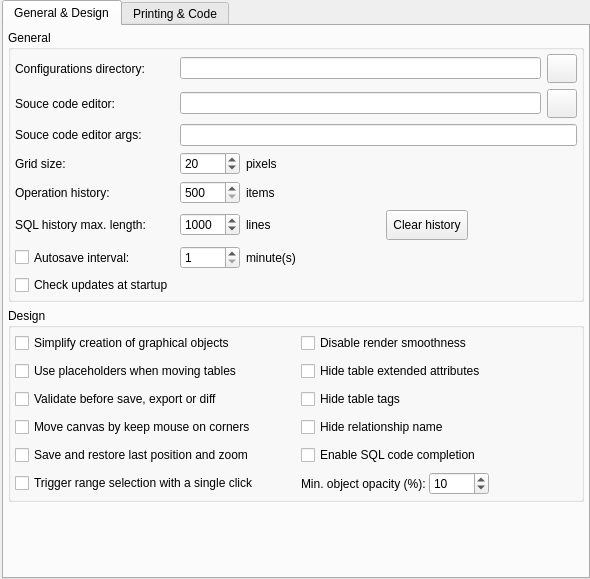
pgmodeler/pgmodeler, file libpgmodeler_ui/ui/generalconfigwidget.ui: the form before one commit.
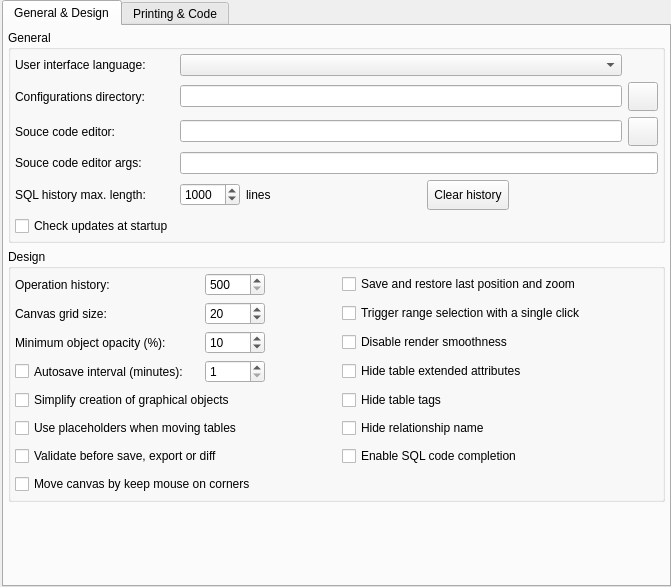
The form after the commit. Icons and pictures are not drawn.

Commit message: Starting to add support to override the default language settings via GeneralConfigWidget

```diff
--- a/libpgmodeler_ui/ui/generalconfigwidget.ui
+++ b/libpgmodeler_ui/ui/generalconfigwidget.ui
@@ -6,8 +6,8 @@
    <rect>
     <x>0</x>
     <y>0</y>
-    <width>590</width>
-    <height>579</height>
+    <width>671</width>
+    <height>587</height>
    </rect>
   </property>
   <property name="minimumSize">
@@ -81,52 +81,7 @@
           <property name="horizontalSpacing">
            <number>10</number>
           </property>
-          <item row="0" column="1">
-           <layout class="QHBoxLayout" name="horizontalLayout_9">
-            <item>
-             <widget class="QCheckBox" name="disable_smooth_chk">
-              <property name="sizePolicy">
-               <sizepolicy hsizetype="Expanding" vsizetype="Fixed">
-                <horstretch>0</horstretch>
-                <verstretch>0</verstretch>
-               </sizepolicy>
-              </property>
-              <property name="toolTip">
-               <string/>
-              </property>
-              <property name="statusTip">
-               <string>Disable antialiasing for lines and texts improving performance when handling huge models.</string>
-              </property>
-              <property name="text">
-               <string>Disable render smoothness</string>
-              </property>
-             </widget>
-            </item>
-            <item>
-             <widget class="QWidget" name="disable_smooth_hint" native="true">
-              <property name="sizePolicy">
-               <sizepolicy hsizetype="Fixed" vsizetype="Fixed">
-                <horstretch>0</horstretch>
-                <verstretch>0</verstretch>
-               </sizepolicy>
-              </property>
-              <property name="minimumSize">
-               <size>
-                <width>22</width>
-                <height>22</height>
-               </size>
-              </property>
-              <property name="maximumSize">
-               <size>
-                <width>22</width>
-                <height>22</height>
-               </size>
-              </property>
-             </widget>
-            </item>
-           </layout>
-          </item>
-          <item row="2" column="0">
+          <item row="6" column="0">
            <layout class="QHBoxLayout" name="horizontalLayout_14">
             <item>
              <widget class="QCheckBox" name="confirm_validation_chk">
@@ -168,7 +123,7 @@
             </item>
            </layout>
           </item>
-          <item row="3" column="0">
+          <item row="7" column="0">
            <layout class="QHBoxLayout" name="horizontalLayout_12">
             <item>
              <widget class="QCheckBox" name="corner_move_chk">
@@ -216,32 +171,79 @@
             </item>
            </layout>
           </item>
-          <item row="5" column="0">
-           <layout class="QHBoxLayout" name="horizontalLayout_11">
+          <item row="1" column="0">
+           <layout class="QHBoxLayout" name="horizontalLayout_4">
             <item>
-             <widget class="QCheckBox" name="invert_rangesel_chk">
+             <widget class="QLabel" name="grid_size_lbl">
               <property name="sizePolicy">
-               <sizepolicy hsizetype="Expanding" vsizetype="Fixed">
+               <sizepolicy hsizetype="Fixed" vsizetype="Preferred">
                 <horstretch>0</horstretch>
                 <verstretch>0</verstretch>
                </sizepolicy>
               </property>
-              <property name="toolTip">
+              <property name="minimumSize">
+               <size>
+                <width>190</width>
+                <height>0</height>
+               </size>
+              </property>
+              <property name="statusTip">
                <string/>
               </property>
               <property name="statusTip">
                <string>By default the range selection is triggered with Shift + left click. By checking this option range selection will be activated only with a single click and move.</string>
               </property>
               <property name="text">
-               <string>Trigger range selection with a single click</string>
+               <string>Canvas grid size:</string>
               </property>
-              <property name="checked">
-               <bool>false</bool>
+             </widget>
+            </item>
+            <item>
+             <widget class="QSpinBox" name="grid_size_spb">
+              <property name="sizePolicy">
+               <sizepolicy hsizetype="Minimum" vsizetype="Fixed">
+                <horstretch>0</horstretch>
+                <verstretch>0</verstretch>
+               </sizepolicy>
               </property>
+              <property name="minimumSize">
+               <size>
+                <width>60</width>
+                <height>0</height>
+               </size>
+              </property>
+              <property name="statusTip">
+               <string>Defines the vertical and horizontal grid size. This value affects the spacing of objects when using object grid alignment feature.</string>
+              </property>
+              <property name="minimum">
+               <number>10</number>
+              </property>
+              <property name="maximum">
+               <number>100</number>
+              </property>
+              <property name="singleStep">
+               <number>1</number>
+              </property>
+              <property name="value">
+               <number>20</number>
+              </property>
              </widget>
             </item>
             <item>
-             <widget class="QWidget" name="invert_rangesel_hint" native="true">
+             <spacer name="horizontalSpacer_7">
+              <property name="orientation">
+               <enum>Qt::Horizontal</enum>
+              </property>
+              <property name="sizeHint" stdset="0">
+               <size>
+                <width>40</width>
+                <height>20</height>
+               </size>
+              </property>
+             </spacer>
+            </item>
+            <item>
+             <widget class="QWidget" name="grid_size_hint" native="true">
               <property name="sizePolicy">
                <sizepolicy hsizetype="Fixed" vsizetype="Fixed">
                 <horstretch>0</horstretch>
@@ -264,7 +266,7 @@
             </item>
            </layout>
           </item>
-          <item row="0" column="0">
+          <item row="4" column="0">
            <layout class="QHBoxLayout" name="horizontalLayout_10">
             <item>
              <widget class="QCheckBox" name="simple_obj_creation_chk">
@@ -312,52 +314,7 @@
             </item>
            </layout>
           </item>
-          <item row="4" column="0">
-           <layout class="QHBoxLayout" name="horizontalLayout_13">
-            <item>
-             <widget class="QCheckBox" name="save_last_pos_chk">
-              <property name="sizePolicy">
-               <sizepolicy hsizetype="Expanding" vsizetype="Fixed">
-                <horstretch>0</horstretch>
-                <verstretch>0</verstretch>
-               </sizepolicy>
-              </property>
-              <property name="toolTip">
-               <string/>
-              </property>
-              <property name="statusTip">
-               <string>After loading the model the last zoom and position on canvas will be restored</string>
-              </property>
-              <property name="text">
-               <string>Save and restore last position and zoom</string>
-              </property>
-             </widget>
-            </item>
-            <item>
-             <widget class="QWidget" name="save_last_pos_hint" native="true">
-              <property name="sizePolicy">
-               <sizepolicy hsizetype="Fixed" vsizetype="Fixed">
-                <horstretch>0</horstretch>
-                <verstretch>0</verstretch>
-               </sizepolicy>
-              </property>
-              <property name="minimumSize">
-               <size>
-                <width>22</width>
-                <height>22</height>
-               </size>
-              </property>
-              <property name="maximumSize">
-               <size>
-                <width>22</width>
-                <height>22</height>
-               </size>
-              </property>
-             </widget>
-            </item>
-           </layout>
-          </item>
-          <item row="1" column="0">
+          <item row="5" column="0">
            <layout class="QHBoxLayout" name="horizontalLayout_15">
             <item>
              <widget class="QCheckBox" name="use_placeholders_chk">
@@ -402,7 +359,403 @@
             </item>
            </layout>
           </item>
+          <item row="3" column="0">
+           <layout class="QHBoxLayout" name="horizontalLayout_2">
+            <item>
+             <widget class="QCheckBox" name="autosave_interv_chk">
+              <property name="sizePolicy">
+               <sizepolicy hsizetype="Fixed" vsizetype="Preferred">
+                <horstretch>0</horstretch>
+                <verstretch>0</verstretch>
+               </sizepolicy>
+              </property>
+              <property name="minimumSize">
+               <size>
+                <width>190</width>
+                <height>0</height>
+               </size>
+              </property>
+              <property name="toolTip">
+               <string/>
+              </property>
+              <property name="statusTip">
+               <string>Defines the period when the opened models will be saved automatically.</string>
+              </property>
+              <property name="text">
+               <string>Autosave interval (minutes):</string>
+              </property>
+             </widget>
+            </item>
+            <item>
+             <widget class="QSpinBox" name="autosave_interv_spb">
+              <property name="sizePolicy">
+               <sizepolicy hsizetype="Preferred" vsizetype="Fixed">
+                <horstretch>0</horstretch>
+                <verstretch>0</verstretch>
+               </sizepolicy>
+              </property>
+              <property name="minimumSize">
+               <size>
+                <width>60</width>
+                <height>0</height>
+               </size>
+              </property>
+              <property name="minimum">
+               <number>1</number>
+              </property>
+              <property name="maximum">
+               <number>30</number>
+              </property>
+             </widget>
+            </item>
+            <item>
+             <spacer name="horizontalSpacer_8">
+              <property name="orientation">
+               <enum>Qt::Horizontal</enum>
+              </property>
+              <property name="sizeHint" stdset="0">
+               <size>
+                <width>40</width>
+                <height>20</height>
+               </size>
+              </property>
+             </spacer>
+            </item>
+            <item>
+             <widget class="QWidget" name="autosave_hint" native="true">
+              <property name="sizePolicy">
+               <sizepolicy hsizetype="Fixed" vsizetype="Fixed">
+                <horstretch>0</horstretch>
+                <verstretch>0</verstretch>
+               </sizepolicy>
+              </property>
+              <property name="minimumSize">
+               <size>
+                <width>22</width>
+                <height>22</height>
+               </size>
+              </property>
+              <property name="maximumSize">
+               <size>
+                <width>22</width>
+                <height>22</height>
+               </size>
+              </property>
+             </widget>
+            </item>
+           </layout>
+          </item>
+          <item row="2" column="0">
+           <layout class="QHBoxLayout" name="horizontalLayout_17">
+            <item>
+             <widget class="QLabel" name="min_obj_opacity_lbl">
+              <property name="sizePolicy">
+               <sizepolicy hsizetype="Preferred" vsizetype="Preferred">
+                <horstretch>0</horstretch>
+                <verstretch>0</verstretch>
+               </sizepolicy>
+              </property>
+              <property name="minimumSize">
+               <size>
+                <width>190</width>
+                <height>0</height>
+               </size>
+              </property>
+              <property name="text">
+               <string>Minimum object opacity (%): </string>
+              </property>
+             </widget>
+            </item>
+            <item>
+             <widget class="QSpinBox" name="min_obj_opacity_spb">
+              <property name="sizePolicy">
+               <sizepolicy hsizetype="Minimum" vsizetype="Fixed">
+                <horstretch>0</horstretch>
+                <verstretch>0</verstretch>
+               </sizepolicy>
+              </property>
+              <property name="minimumSize">
+               <size>
+                <width>60</width>
+                <height>0</height>
+               </size>
+              </property>
+              <property name="statusTip">
+               <string>Defines the minimum opacity percentage applied to the objects when using the fade out feature. A zero opacity causes the object to be completely hidden not being possible to interact with it in the canvas area.</string>
+              </property>
+              <property name="minimum">
+               <number>0</number>
+              </property>
+              <property name="maximum">
+               <number>70</number>
+              </property>
+              <property name="singleStep">
+               <number>5</number>
+              </property>
+              <property name="value">
+               <number>10</number>
+              </property>
+             </widget>
+            </item>
+            <item>
+             <spacer name="horizontalSpacer_3">
+              <property name="orientation">
+               <enum>Qt::Horizontal</enum>
+              </property>
+              <property name="sizeHint" stdset="0">
+               <size>
+                <width>40</width>
+                <height>20</height>
+               </size>
+              </property>
+             </spacer>
+            </item>
+            <item>
+             <widget class="QWidget" name="min_obj_opacity_hint" native="true">
+              <property name="sizePolicy">
+               <sizepolicy hsizetype="Fixed" vsizetype="Fixed">
+                <horstretch>0</horstretch>
+                <verstretch>0</verstretch>
+               </sizepolicy>
+              </property>
+              <property name="minimumSize">
+               <size>
+                <width>22</width>
+                <height>22</height>
+               </size>
+              </property>
+              <property name="maximumSize">
+               <size>
+                <width>22</width>
+                <height>22</height>
+               </size>
+              </property>
+             </widget>
+            </item>
+           </layout>
+          </item>
+          <item row="0" column="0">
+           <layout class="QHBoxLayout" name="horizontalLayout_3">
+            <item>
+             <widget class="QLabel" name="oplist_size_lbl">
+              <property name="sizePolicy">
+               <sizepolicy hsizetype="Fixed" vsizetype="Preferred">
+                <horstretch>0</horstretch>
+                <verstretch>0</verstretch>
+               </sizepolicy>
+              </property>
+              <property name="minimumSize">
+               <size>
+                <width>190</width>
+                <height>0</height>
+               </size>
+              </property>
+              <property name="text">
+               <string>Operation history:</string>
+              </property>
+             </widget>
+            </item>
+            <item>
+             <widget class="QSpinBox" name="oplist_size_spb">
+              <property name="sizePolicy">
+               <sizepolicy hsizetype="Minimum" vsizetype="Fixed">
+                <horstretch>0</horstretch>
+                <verstretch>0</verstretch>
+               </sizepolicy>
+              </property>
+              <property name="minimumSize">
+               <size>
+                <width>60</width>
+                <height>0</height>
+               </size>
+              </property>
+              <property name="statusTip">
+               <string>Defines the maximum amount of elements held in the operation history. Once reached the maximum number the history is automatically cleaned.</string>
+              </property>
+              <property name="minimum">
+               <number>500</number>
+              </property>
+              <property name="maximum">
+               <number>1000</number>
+              </property>
+             </widget>
+            </item>
+            <item>
+             <spacer name="horizontalSpacer_6">
+              <property name="orientation">
+               <enum>Qt::Horizontal</enum>
+              </property>
+              <property name="sizeHint" stdset="0">
+               <size>
+                <width>40</width>
+                <height>20</height>
+               </size>
+              </property>
+             </spacer>
+            </item>
+            <item>
+             <widget class="QWidget" name="op_history_hint" native="true">
+              <property name="sizePolicy">
+               <sizepolicy hsizetype="Fixed" vsizetype="Fixed">
+                <horstretch>0</horstretch>
+                <verstretch>0</verstretch>
+               </sizepolicy>
+              </property>
+              <property name="minimumSize">
+               <size>
+                <width>22</width>
+                <height>22</height>
+               </size>
+              </property>
+              <property name="maximumSize">
+               <size>
+                <width>22</width>
+                <height>22</height>
+               </size>
+              </property>
+             </widget>
+            </item>
+           </layout>
+          </item>
+          <item row="0" column="1">
+           <layout class="QHBoxLayout" name="horizontalLayout_13">
+            <item>
+             <widget class="QCheckBox" name="save_last_pos_chk">
+              <property name="sizePolicy">
+               <sizepolicy hsizetype="Expanding" vsizetype="Fixed">
+                <horstretch>0</horstretch>
+                <verstretch>0</verstretch>
+               </sizepolicy>
+              </property>
+              <property name="toolTip">
+               <string/>
+              </property>
+              <property name="statusTip">
+               <string>After loading the model the last zoom and position on canvas will be restored</string>
+              </property>
+              <property name="text">
+               <string>Save and restore last position and zoom</string>
+              </property>
+             </widget>
+            </item>
+            <item>
+             <widget class="QWidget" name="save_last_pos_hint" native="true">
+              <property name="sizePolicy">
+               <sizepolicy hsizetype="Fixed" vsizetype="Fixed">
+                <horstretch>0</horstretch>
+                <verstretch>0</verstretch>
+               </sizepolicy>
+              </property>
+              <property name="minimumSize">
+               <size>
+                <width>22</width>
+                <height>22</height>
+               </size>
+              </property>
+              <property name="maximumSize">
+               <size>
+                <width>22</width>
+                <height>22</height>
+               </size>
+              </property>
+             </widget>
+            </item>
+           </layout>
+          </item>
           <item row="1" column="1">
+           <layout class="QHBoxLayout" name="horizontalLayout_11">
+            <item>
+             <widget class="QCheckBox" name="invert_rangesel_chk">
+              <property name="sizePolicy">
+               <sizepolicy hsizetype="Expanding" vsizetype="Fixed">
+                <horstretch>0</horstretch>
+                <verstretch>0</verstretch>
+               </sizepolicy>
+              </property>
+              <property name="toolTip">
+               <string/>
+              </property>
+              <property name="statusTip">
+               <string>By default the range selection is triggered with Shift + left click. By checking this option range selection will be activated only with a single click and move.</string>
+              </property>
+              <property name="text">
+               <string>Trigger range selection with a single click</string>
+              </property>
+              <property name="checked">
+               <bool>false</bool>
+              </property>
+             </widget>
+            </item>
+            <item>
+             <widget class="QWidget" name="invert_rangesel_hint" native="true">
+              <property name="sizePolicy">
+               <sizepolicy hsizetype="Fixed" vsizetype="Fixed">
+                <horstretch>0</horstretch>
+                <verstretch>0</verstretch>
+               </sizepolicy>
+              </property>
+              <property name="minimumSize">
+               <size>
+                <width>22</width>
+                <height>22</height>
+               </size>
+              </property>
+              <property name="maximumSize">
+               <size>
+                <width>22</width>
+                <height>22</height>
+               </size>
+              </property>
+             </widget>
+            </item>
+           </layout>
+          </item>
+          <item row="2" column="1">
+           <layout class="QHBoxLayout" name="horizontalLayout_9">
+            <item>
+             <widget class="QCheckBox" name="disable_smooth_chk">
+              <property name="sizePolicy">
+               <sizepolicy hsizetype="Expanding" vsizetype="Fixed">
+                <horstretch>0</horstretch>
+                <verstretch>0</verstretch>
+               </sizepolicy>
+              </property>
+              <property name="toolTip">
+               <string/>
+              </property>
+              <property name="statusTip">
+               <string>Disable antialiasing for lines and texts improving performance when handling huge models.</string>
+              </property>
+              <property name="text">
+               <string>Disable render smoothness</string>
+              </property>
+             </widget>
+            </item>
+            <item>
+             <widget class="QWidget" name="disable_smooth_hint" native="true">
+              <property name="sizePolicy">
+               <sizepolicy hsizetype="Fixed" vsizetype="Fixed">
+                <horstretch>0</horstretch>
+                <verstretch>0</verstretch>
+               </sizepolicy>
+              </property>
+              <property name="minimumSize">
+               <size>
+                <width>22</width>
+                <height>22</height>
+               </size>
+              </property>
+              <property name="maximumSize">
+               <size>
+                <width>22</width>
+                <height>22</height>
+               </size>
+              </property>
+             </widget>
+            </item>
+           </layout>
+          </item>
+          <item row="3" column="1">
            <layout class="QHBoxLayout" name="horizontalLayout_6">
             <item>
              <widget class="QCheckBox" name="hide_ext_attribs_chk">
@@ -447,7 +800,7 @@
             </item>
            </layout>
           </item>
-          <item row="2" column="1">
+          <item row="4" column="1">
            <layout class="QHBoxLayout" name="horizontalLayout_7">
             <item>
              <widget class="QCheckBox" name="hide_table_tags_chk">
@@ -492,7 +845,7 @@
             </item>
            </layout>
           </item>
-          <item row="3" column="1">
+          <item row="5" column="1">
            <layout class="QHBoxLayout" name="horizontalLayout_8">
             <item>
              <widget class="QCheckBox" name="hide_rel_name_chk">
@@ -537,7 +890,7 @@
             </item>
            </layout>
           </item>
-          <item row="4" column="1">
+          <item row="6" column="1">
            <layout class="QHBoxLayout" name="horizontalLayout_16">
             <item>
              <widget class="QCheckBox" name="code_completion_chk">
@@ -582,89 +935,6 @@
             </item>
            </layout>
           </item>
-          <item row="5" column="1">
-           <layout class="QHBoxLayout" name="horizontalLayout_17">
-            <item>
-             <widget class="QLabel" name="min_obj_opacity_lbl">
-              <property name="sizePolicy">
-               <sizepolicy hsizetype="Preferred" vsizetype="Preferred">
-                <horstretch>0</horstretch>
-                <verstretch>0</verstretch>
-               </sizepolicy>
-              </property>
-              <property name="text">
-               <string>Min. object opacity (%): </string>
-              </property>
-             </widget>
-            </item>
-            <item>
-             <widget class="QSpinBox" name="min_obj_opacity_spb">
-              <property name="sizePolicy">
-               <sizepolicy hsizetype="Minimum" vsizetype="Fixed">
-                <horstretch>0</horstretch>
-                <verstretch>0</verstretch>
-               </sizepolicy>
-              </property>
-              <property name="minimumSize">
-               <size>
-                <width>60</width>
-                <height>0</height>
-               </size>
-              </property>
-              <property name="statusTip">
-               <string>Defines the minimum opacity percentage applied to the objects when using the fade out feature. A zero opacity causes the object to be completely hidden not being possible to interact with it in the canvas area.</string>
-              </property>
-              <property name="minimum">
-               <number>0</number>
-              </property>
-              <property name="maximum">
-               <number>70</number>
-              </property>
-              <property name="singleStep">
-               <number>5</number>
-              </property>
-              <property name="value">
-               <number>10</number>
-              </property>
-             </widget>
-            </item>
-            <item>
-             <spacer name="horizontalSpacer_3">
-              <property name="orientation">
-               <enum>Qt::Horizontal</enum>
-              </property>
-              <property name="sizeHint" stdset="0">
-               <size>
-                <width>40</width>
-                <height>20</height>
-               </size>
-              </property>
-             </spacer>
-            </item>
-            <item>
-             <widget class="QWidget" name="min_obj_opacity_hint" native="true">
-              <property name="sizePolicy">
-               <sizepolicy hsizetype="Fixed" vsizetype="Fixed">
-                <horstretch>0</horstretch>
-                <verstretch>0</verstretch>
-               </sizepolicy>
-              </property>
-              <property name="minimumSize">
-               <size>
-                <width>22</width>
-                <height>22</height>
-               </size>
-              </property>
-              <property name="maximumSize">
-               <size>
-                <width>22</width>
-                <height>22</height>
-               </size>
-              </property>
-             </widget>
-            </item>
-           </layout>
-          </item>
          </layout>
         </widget>
        </item>
@@ -699,26 +969,17 @@
           <property name="bottomMargin">
            <number>4</number>
           </property>
-          <item row="5" column="0">
-           <widget class="QLabel" name="oplist_size_lbl">
-            <property name="sizePolicy">
-             <sizepolicy hsizetype="Fixed" vsizetype="Preferred">
-              <horstretch>0</horstretch>
-              <verstretch>0</verstretch>
-             </sizepolicy>
+          <item row="2" column="1">
+           <widget class="QLineEdit" name="source_editor_edt">
+            <property name="toolTip">
+             <string/>
             </property>
-            <property name="minimumSize">
-             <size>
-              <width>0</width>
-              <height>0</height>
-             </size>
-            </property>
-            <property name="text">
-             <string>Operation history:</string>
+            <property name="readOnly">
+             <bool>false</bool>
             </property>
            </widget>
           </item>
-          <item row="6" column="0">
+          <item row="7" column="0">
            <widget class="QLabel" name="sql_history_lbl">
             <property name="sizePolicy">
              <sizepolicy hsizetype="Fixed" vsizetype="Preferred">
@@ -737,145 +998,21 @@
             </property>
            </widget>
           </item>
-          <item row="8" column="0">
-           <widget class="QCheckBox" name="autosave_interv_chk">
-            <property name="sizePolicy">
-             <sizepolicy hsizetype="Fixed" vsizetype="Preferred">
-              <horstretch>0</horstretch>
-              <verstretch>0</verstretch>
-             </sizepolicy>
-            </property>
-            <property name="minimumSize">
-             <size>
-              <width>0</width>
-              <height>0</height>
-             </size>
-            </property>
-            <property name="toolTip">
-             <string>The opened models will be saved periodically</string>
-            </property>
-            <property name="text">
-             <string>Autosave interval:</string>
-            </property>
-           </widget>
-          </item>
-          <item row="0" column="1">
+          <item row="1" column="1">
            <widget class="QLineEdit" name="confs_dir_edt">
             <property name="readOnly">
              <bool>true</bool>
             </property>
            </widget>
           </item>
-          <item row="5" column="1" colspan="2">
-           <layout class="QHBoxLayout" name="horizontalLayout_3">
-            <item>
-             <widget class="QSpinBox" name="oplist_size_spb">
-              <property name="sizePolicy">
-               <sizepolicy hsizetype="Minimum" vsizetype="Fixed">
-                <horstretch>0</horstretch>
-                <verstretch>0</verstretch>
-               </sizepolicy>
-              </property>
-              <property name="minimumSize">
-               <size>
-                <width>60</width>
-                <height>0</height>
-               </size>
-              </property>
-              <property name="minimum">
-               <number>500</number>
-              </property>
-              <property name="maximum">
-               <number>1000</number>
-              </property>
-             </widget>
-            </item>
-            <item>
-             <widget class="QLabel" name="items_lbl">
-              <property name="sizePolicy">
-               <sizepolicy hsizetype="Expanding" vsizetype="Preferred">
-                <horstretch>0</horstretch>
-                <verstretch>0</verstretch>
-               </sizepolicy>
-              </property>
-              <property name="minimumSize">
-               <size>
-                <width>50</width>
-                <height>0</height>
-               </size>
-              </property>
-              <property name="maximumSize">
-               <size>
-                <width>16777215</width>
-                <height>16777215</height>
-               </size>
-              </property>
-              <property name="text">
-               <string>items</string>
-              </property>
-             </widget>
-            </item>
-           </layout>
-          </item>
-          <item row="8" column="1" colspan="2">
-           <layout class="QHBoxLayout" name="horizontalLayout_2">
-            <item>
-             <widget class="QSpinBox" name="autosave_interv_spb">
-              <property name="sizePolicy">
-               <sizepolicy hsizetype="Preferred" vsizetype="Fixed">
-                <horstretch>0</horstretch>
-                <verstretch>0</verstretch>
-               </sizepolicy>
-              </property>
-              <property name="minimumSize">
-               <size>
-                <width>60</width>
-                <height>0</height>
-               </size>
-              </property>
-              <property name="minimum">
-               <number>1</number>
-              </property>
-              <property name="maximum">
-               <number>30</number>
-              </property>
-             </widget>
-            </item>
-            <item>
-             <widget class="QLabel" name="min_lbl">
-              <property name="sizePolicy">
-               <sizepolicy hsizetype="Expanding" vsizetype="Preferred">
-                <horstretch>0</horstretch>
-                <verstretch>0</verstretch>
-               </sizepolicy>
-              </property>
-              <property name="minimumSize">
-               <size>
-                <width>50</width>
-                <height>0</height>
-               </size>
-              </property>
-              <property name="maximumSize">
-               <size>
-                <width>16777215</width>
-                <height>16777215</height>
-               </size>
-              </property>
-              <property name="text">
-               <string>minute(s)</string>
-              </property>
-             </widget>
-            </item>
-           </layout>
-          </item>
-          <item row="1" column="0">
+          <item row="2" column="0">
            <widget class="QLabel" name="label_3">
             <property name="text">
              <string>Souce code editor:</string>
             </property>
            </widget>
           </item>
-          <item row="6" column="1" colspan="2">
+          <item row="7" column="1" colspan="2">
            <layout class="QHBoxLayout" name="horizontalLayout_19">
             <item>
              <widget class="QSpinBox" name="history_max_length_spb">
@@ -1005,71 +1142,14 @@
             </item>
            </layout>
           </item>
-          <item row="4" column="1" colspan="2">
-           <layout class="QHBoxLayout" name="horizontalLayout_4">
-            <item>
-             <widget class="QSpinBox" name="grid_size_spb">
-              <property name="sizePolicy">
-               <sizepolicy hsizetype="Minimum" vsizetype="Fixed">
-                <horstretch>0</horstretch>
-                <verstretch>0</verstretch>
-               </sizepolicy>
-              </property>
-              <property name="minimumSize">
-               <size>
-                <width>60</width>
-                <height>0</height>
-               </size>
-              </property>
-              <property name="minimum">
-               <number>10</number>
-              </property>
-              <property name="maximum">
-               <number>100</number>
-              </property>
-              <property name="singleStep">
-               <number>1</number>
-              </property>
-              <property name="value">
-               <number>20</number>
-              </property>
-             </widget>
-            </item>
-            <item>
-             <widget class="QLabel" name="pixels_lbl">
-              <property name="sizePolicy">
-               <sizepolicy hsizetype="Expanding" vsizetype="Preferred">
-                <horstretch>0</horstretch>
-                <verstretch>0</verstretch>
-               </sizepolicy>
-              </property>
-              <property name="minimumSize">
-               <size>
-                <width>50</width>
-                <height>0</height>
-               </size>
-              </property>
-              <property name="maximumSize">
-               <size>
-                <width>16777215</width>
-                <height>16777215</height>
-               </size>
-              </property>
-              <property name="text">
-               <string>pixels</string>
-              </property>
-             </widget>
-            </item>
-           </layout>
-          </item>
-          <item row="0" column="0">
+          <item row="1" column="0">
            <widget class="QLabel" name="label_2">
             <property name="text">
              <string>Configurations directory:</string>
             </property>
            </widget>
           </item>
-          <item row="1" column="2">
+          <item row="2" column="2">
            <widget class="QToolButton" name="select_editor_btn">
             <property name="sizePolicy">
              <sizepolicy hsizetype="Preferred" vsizetype="Preferred">
@@ -1107,7 +1187,7 @@
             </property>
            </widget>
           </item>
-          <item row="0" column="2">
+          <item row="1" column="2">
            <widget class="QToolButton" name="open_dir_tb">
             <property name="sizePolicy">
              <sizepolicy hsizetype="Preferred" vsizetype="Preferred">
@@ -1145,7 +1225,7 @@
             </property>
            </widget>
           </item>
-          <item row="11" column="0">
+          <item row="12" column="0">
            <widget class="QCheckBox" name="check_upd_chk">
             <property name="toolTip">
              <string>Check if there is a new version on server</string>
@@ -1158,8 +1238,8 @@
             </property>
            </widget>
           </item>
-          <item row="1" column="1">
-           <widget class="QLineEdit" name="source_editor_edt">
+          <item row="4" column="1" colspan="2">
+           <widget class="QLineEdit" name="source_editor_args_edt">
             <property name="toolTip">
              <string/>
             </property>
@@ -1169,38 +1249,45 @@
            </widget>
           </item>
           <item row="4" column="0">
-           <widget class="QLabel" name="grid_size_lbl">
-            <property name="sizePolicy">
-             <sizepolicy hsizetype="Fixed" vsizetype="Preferred">
-              <horstretch>0</horstretch>
-              <verstretch>0</verstretch>
-             </sizepolicy>
-            </property>
-            <property name="minimumSize">
-             <size>
-              <width>0</width>
-              <height>0</height>
-             </size>
-            </property>
-            <property name="text">
-             <string>Grid size:</string>
-            </property>
-           </widget>
-          </item>
-          <item row="3" column="0">
            <widget class="QLabel" name="label_4">
             <property name="text">
              <string>Souce code editor args:</string>
             </property>
            </widget>
           </item>
-          <item row="3" column="1" colspan="2">
-           <widget class="QLineEdit" name="source_editor_args_edt">
-            <property name="toolTip">
-             <string/>
+          <item row="0" column="0">
+           <widget class="QLabel" name="label_5">
+            <property name="text">
+             <string>User interface language:</string>
             </property>
-            <property name="readOnly">
-             <bool>false</bool>
+           </widget>
+          </item>
+          <item row="0" column="1">
+           <widget class="QComboBox" name="ui_language_cmb">
+            <property name="statusTip">
+             <string>Overrides the default user interface language defined by the system. Requires restarting the program.</string>
+            </property>
+           </widget>
+          </item>
+          <item row="0" column="2">
+           <widget class="QWidget" name="ui_language_hint" native="true">
+            <property name="sizePolicy">
+             <sizepolicy hsizetype="Fixed" vsizetype="Fixed">
+              <horstretch>0</horstretch>
+              <verstretch>0</verstretch>
+             </sizepolicy>
+            </property>
+            <property name="minimumSize">
+             <size>
+              <width>22</width>
+              <height>22</height>
+             </size>
+            </property>
+            <property name="maximumSize">
+             <size>
+              <width>22</width>
+              <height>22</height>
+             </size>
             </property>
            </widget>
           </item>
```
Left out of the diff: 48 changed lines with no effect on the pictures. The commit also changes 7 other files.
